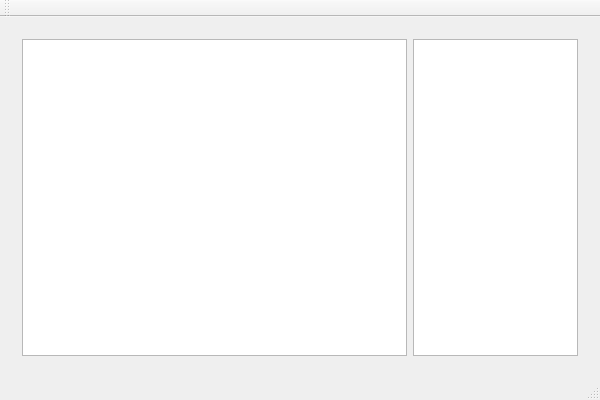
The window that src/gui/MainWindow.ui (zer0main/bacteria-ui) describes before a commit, drawn with Qt 5.
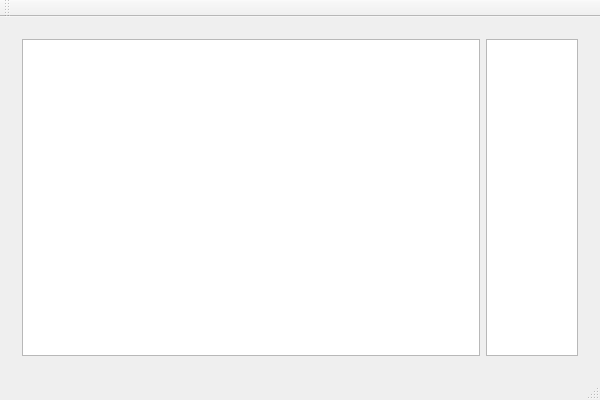
The same window after the commit. The open tabs and pages were chosen to show the change.

```diff
--- a/src/gui/MainWindow.ui
+++ b/src/gui/MainWindow.ui
@@ -188,12 +188,18 @@
        </layout>
       </widget>
       <widget class="QWidget" name="gamepage">
-       <layout class="QGridLayout" name="gridLayout_3" columnstretch="7,3">
+       <layout class="QGridLayout" name="gridLayout_3" columnstretch="5,1">
         <item row="0" column="0">
          <widget class="QTableView" name="tableView"/>
         </item>
         <item row="0" column="1">
          <widget class="QTableView" name="teamsList">
+          <property name="sizePolicy">
+           <sizepolicy hsizetype="Expanding" vsizetype="Expanding">
+            <horstretch>0</horstretch>
+            <verstretch>0</verstretch>
+           </sizepolicy>
+          </property>
           <attribute name="horizontalHeaderVisible">
            <bool>false</bool>
           </attribute>
```
